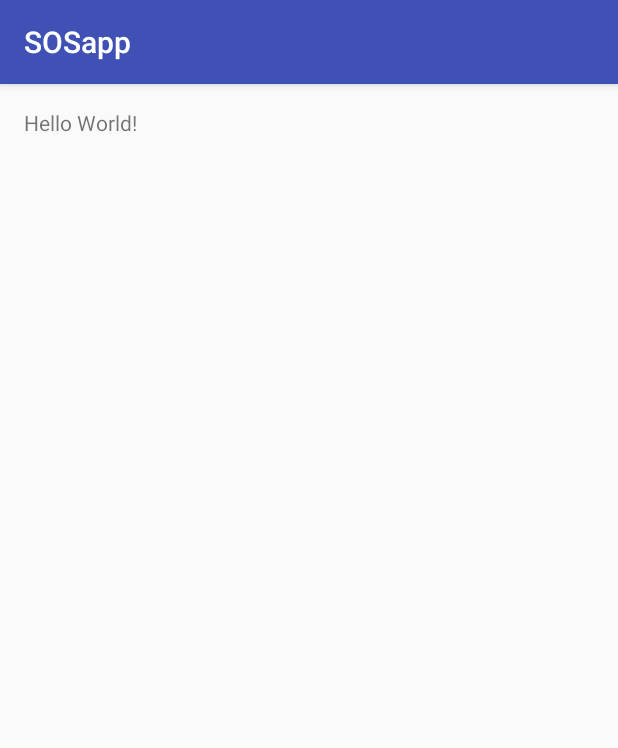
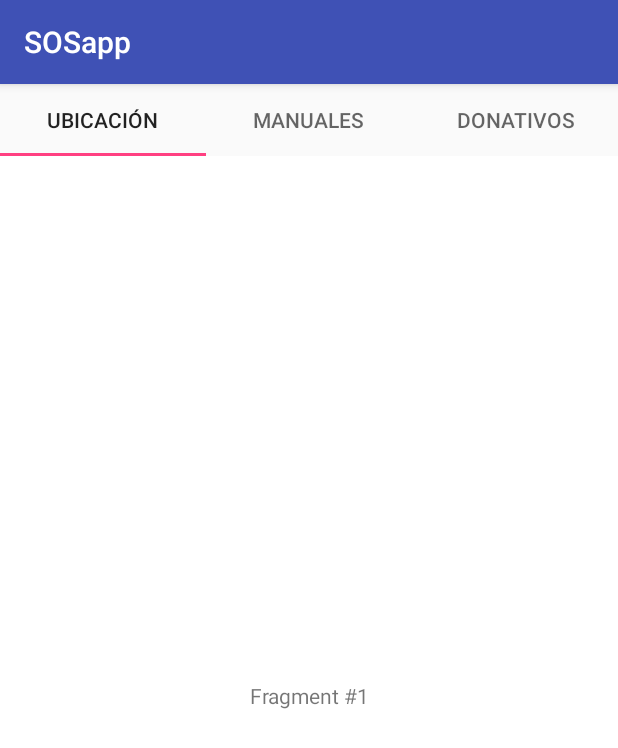
Before and after one commit to PadillaBraulio/EmergeciasApp, an Android app: the screen it shows after launch (MainActivity), on a phone screen of 412 x 824 dp. Shown: the top 748 px of the screen. Run offline under Robolectric (Android 15) with nearby library versions, the phone set to English and light mode, and no system bars.

Commit message:
Creación de TabLayout con ViewPager, para los menus

```diff
--- a/SOSapp/app/build.gradle
+++ b/SOSapp/app/build.gradle
@@ -19,8 +19,11 @@ android {
     }
 }
 
+
 dependencies {
     compile fileTree(dir: 'libs', include: ['*.jar'])
     testCompile 'junit:junit:4.12'
     compile 'com.android.support:appcompat-v7:23.3.0'
+    compile 'com.android.support:design:23.3.0'
+    compile 'com.google.android.gms:play-services:8.4.0'
 }
--- /dev/null
+++ b/SOSapp/app/src/main/java/com/example/root/sosapp/DefaultFragment.java
@@ -0,0 +1,40 @@
+package com.example.root.sosapp;
+
+import android.content.Context;
+import android.net.Uri;
+import android.os.Bundle;
+import android.support.v4.app.Fragment;
+import android.view.LayoutInflater;
+import android.view.View;
+import android.view.ViewGroup;
+import android.widget.TextView;
+
+
+public class DefaultFragment extends Fragment {
+    public static final String ARG_PAGE = "ARG_PAGE";
+
+    private int mPage;
+
+    public static DefaultFragment newInstance(int page) {
+        Bundle args = new Bundle();
+        args.putInt(ARG_PAGE, page);
+        DefaultFragment fragment = new DefaultFragment();
+        fragment.setArguments(args);
+        return fragment;
+    }
+
+    @Override
+    public void onCreate(Bundle savedInstanceState) {
+        super.onCreate(savedInstanceState);
+        mPage = getArguments().getInt(ARG_PAGE);
+    }
+
+    @Override
+    public View onCreateView(LayoutInflater inflater, ViewGroup container,
+                             Bundle savedInstanceState) {
+        View view = inflater.inflate(R.layout.fragment_default, container, false);
+        TextView textView = (TextView) view;
+        textView.setText("Fragment #" + mPage);
+        return view;
+    }
+}
--- a/SOSapp/app/src/main/java/com/example/root/sosapp/MainActivity.java
+++ b/SOSapp/app/src/main/java/com/example/root/sosapp/MainActivity.java
@@ -1,13 +1,66 @@
 package com.example.root.sosapp;
 
+import android.content.Context;
+import android.support.design.widget.TabLayout;
+import android.support.v4.app.Fragment;
+import android.support.v4.app.FragmentManager;
+import android.support.v4.app.FragmentPagerAdapter;
+import android.support.v4.view.ViewPager;
 import android.support.v7.app.AppCompatActivity;
 import android.os.Bundle;
 
 public class MainActivity extends AppCompatActivity {
 
+    private ViewPager pager = null;
+    private TabAdapter pageradapter = null;
+
     @Override
     protected void onCreate(Bundle savedInstanceState) {
         super.onCreate(savedInstanceState);
         setContentView(R.layout.activity_main);
+
+        ViewPager viewPager = (ViewPager) findViewById(R.id.viewpager);
+        viewPager.setAdapter(new TabAdapter(getSupportFragmentManager(),
+                MainActivity.this));
+
+        // Give the TabLayout the ViewPager
+        TabLayout tabLayout = (TabLayout) findViewById(R.id.sliding_tabs);
+        tabLayout.setupWithViewPager(viewPager);
+
+
+    }
+
+    public static class TabAdapter extends FragmentPagerAdapter
+    {
+        private final static int PAG_COUNT = 3;
+        private String [] tabTitles = {"Ubicación","Manuales","Donativos"};
+        private Context context;
+
+        public TabAdapter(FragmentManager fm, Context context)  {
+            super(fm);
+            this.context = context;
+        }
+
+        @Override
+        public Fragment getItem(int position)
+        {
+            switch (position)
+            {
+
+                default: return DefaultFragment.newInstance(1 + position);
+
+            }
+        }
+
+        @Override
+        public CharSequence getPageTitle(int position) {
+            // Generate title based on item position
+            return tabTitles[position];
+        }
+
+        @Override
+        public int getCount() {
+            return PAG_COUNT;
+        }
     }
 }
--- a/SOSapp/app/src/main/res/layout/activity_main.xml
+++ b/SOSapp/app/src/main/res/layout/activity_main.xml
@@ -1,16 +1,22 @@
 <?xml version="1.0" encoding="utf-8"?>
-<RelativeLayout xmlns:android="http://schemas.android.com/apk/res/android"
-    xmlns:tools="http://schemas.android.com/tools"
+<LinearLayout xmlns:android="http://schemas.android.com/apk/res/android"
+    xmlns:app="http://schemas.android.com/apk/res-auto"
     android:layout_width="match_parent"
     android:layout_height="match_parent"
-    android:paddingBottom="@dimen/activity_vertical_margin"
-    android:paddingLeft="@dimen/activity_horizontal_margin"
-    android:paddingRight="@dimen/activity_horizontal_margin"
-    android:paddingTop="@dimen/activity_vertical_margin"
-    tools:context="com.example.root.sosapp.MainActivity">
+    android:orientation="vertical">
 
-    <TextView
-        android:layout_width="wrap_content"
+    <android.support.design.widget.TabLayout
+        android:id="@+id/sliding_tabs"
+        android:layout_width="match_parent"
         android:layout_height="wrap_content"
-        android:text="Hello World!" />
-</RelativeLayout>
+        android:layout_gravity="center"
+        />
+
+    <android.support.v4.view.ViewPager
+        android:id="@+id/viewpager"
+        android:layout_width="match_parent"
+        android:layout_height="0px"
+        android:layout_weight="1"
+        android:background="@android:color/white" />
+
+</LinearLayout>
--- /dev/null
+++ b/SOSapp/app/src/main/res/layout/fragment_default.xml
@@ -0,0 +1,6 @@
+<?xml version="1.0" encoding="utf-8"?>
+<TextView xmlns:android="http://schemas.android.com/apk/res/android"
+    android:layout_width="match_parent"
+    android:layout_height="match_parent"
+    android:text="yeahh"
+    android:gravity="center" />
--- a/SOSapp/app/src/main/res/values/strings.xml
+++ b/SOSapp/app/src/main/res/values/strings.xml
@@ -1,3 +1,6 @@
 <resources>
     <string name="app_name">SOSapp</string>
+
+    <!-- TODO: Remove or change this placeholder text -->
+    <string name="hello_blank_fragment">Hello blank fragment</string>
 </resources>
--- a/SOSapp/build.gradle
+++ b/SOSapp/build.gradle
@@ -8,7 +8,7 @@ buildscript {
         classpath 'com.android.tools.build:gradle:1.5.0'
 
         // NOTE: Do not place your application dependencies here; they belong
-        // in the individual module build.gradle files
+        // in the individual module build.gradle filesz
     }
 }
 
```
